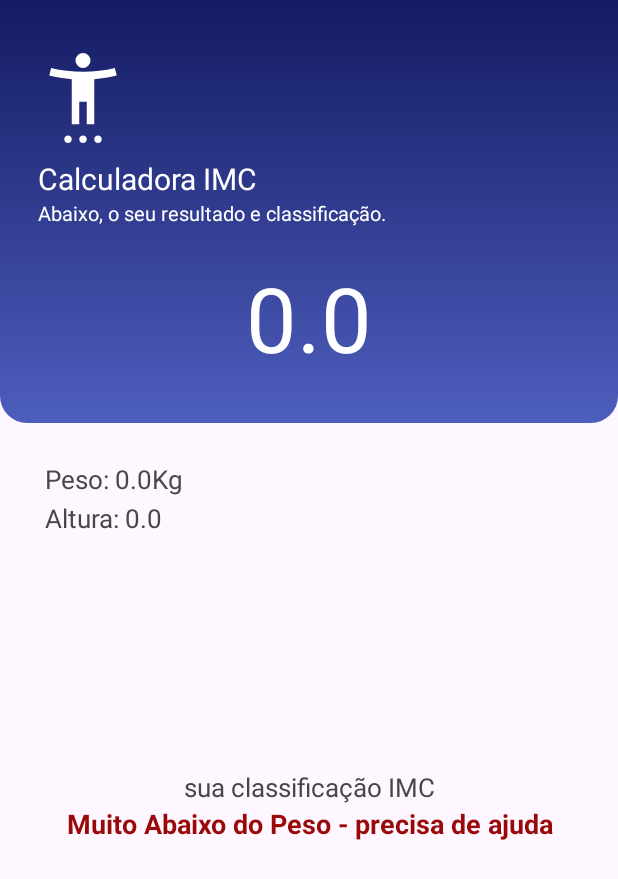
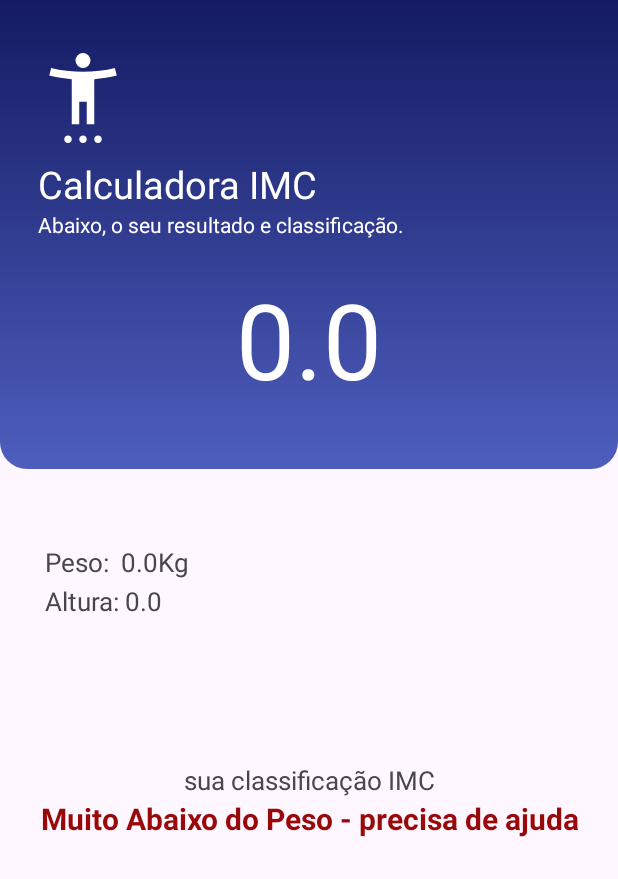
Before and after one commit to maumauriciog/calculadoraIMCv2, an Android app: the ResultActivity screen opened directly, with no data from a screen before it, on a phone screen of 412 x 824 dp. Shown: the top 879 px of the screen. Run offline under Robolectric (Android 15) with nearby library versions, the phone set to English and light mode, and no system bars.

Commit message:
Melhorando a experiência do usuário 1.6

```diff
--- a/app/src/main/java/com/example/calculadoraimcv2/ResultActivity.kt
+++ b/app/src/main/java/com/example/calculadoraimcv2/ResultActivity.kt
@@ -53,7 +53,7 @@ class ResultActivity : AppCompatActivity() {
             rClassf.setTextColor(getColor(R.color.obesidadeg))
         }
 
-        vlrPeso.text = "Peso: " + getPeso + "Kg"
+        vlrPeso.text = "Peso:  " + getPeso + "Kg"
         vlrAltura.text = "Altura: $getAltura"
 
         rIMC.text = getRespIMC.toString()
--- a/app/src/main/res/layout/activity_main.xml
+++ b/app/src/main/res/layout/activity_main.xml
@@ -23,15 +23,15 @@
             android:layout_height="60dp"
             android:layout_marginTop="38dp"
             android:layout_marginStart="25dp"
-            app:tint="@color/white" >
+            app:tint="@color/white"
+            tools:ignore="ContentDescription">
         </ImageView>
 
         <TextView
             android:text="Calculando o IMC"
             android:layout_width="wrap_content"
             android:layout_height="wrap_content"
-            android:layout_marginTop="19dp"
-            android:layout_marginBottom="10dp"
+            android:layout_marginTop="10dp"
             android:layout_marginStart="25dp"
             android:textColor="@color/white"
             android:textSize="25dp"
--- a/app/src/main/res/layout/activity_result.xml
+++ b/app/src/main/res/layout/activity_result.xml
@@ -29,11 +29,11 @@
             android:layout_width="match_parent"
             android:layout_height="wrap_content"
             android:textColor="@color/white"
-            android:textSize="20sp"
+            android:textSize="25dp"
             android:text="Calculadora IMC"
             android:layout_marginTop="10dp"
             android:layout_marginStart="25dp"
-            tools:ignore="HardcodedText" />
+            tools:ignore="HardcodedText,SpUsage" />
 
         <TextView
             android:id="@+id/texto"
@@ -44,7 +44,7 @@
             android:layout_marginStart="25dp"
             android:layout_marginBottom="20dp"
             android:layout_marginEnd="18dp"
-            android:textSize="13dp"
+            android:textSize="14dp"
             tools:ignore="HardcodedText,SpUsage" >
         </TextView>
 
@@ -54,9 +54,9 @@
             android:layout_height="wrap_content"
             android:textColor="@color/white"
             android:gravity="center"
-            android:textSize="60dp"
+            android:textSize="70dp"
             android:maxLength="6"
-            android:layout_marginBottom="30dp"
+            android:layout_marginBottom="40dp"
             tools:text="resp calc IMC"
             tools:ignore="SpUsage" />
     </LinearLayout>
@@ -66,7 +66,7 @@
         android:layout_width="wrap_content"
         android:layout_height="wrap_content"
         android:layout_marginStart="30dp"
-        android:layout_marginTop="25dp"
+        android:layout_marginTop="50dp"
         android:textSize="17sp"
         tools:text="peso" />
 
@@ -83,7 +83,7 @@
     <TextView
         android:layout_width="match_parent"
         android:layout_height="wrap_content"
-        android:layout_marginTop="120dp"
+        android:layout_marginTop="60dp"
         android:gravity="center"
         android:textSize="17sp"
         android:text="sua classificação IMC"
@@ -94,7 +94,7 @@
         android:layout_width="match_parent"
         android:layout_height="wrap_content"
         android:gravity="center"
-        android:textSize="18sp"
+        android:textSize="20sp"
         android:textStyle="bold"
         tools:text="NORMAL" />
 </LinearLayout>
```
